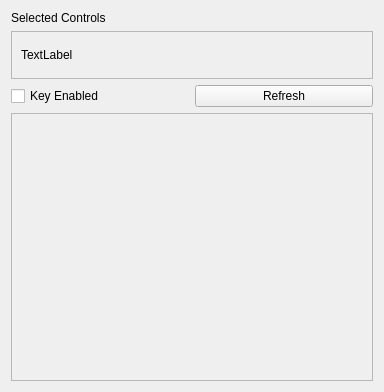
Qt form ILLMayaSpaceSwitcherManager.ui (ill/ILLMayaSpaceSwitcher) before a commit.
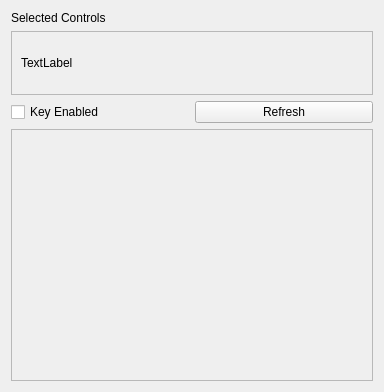
The same form after that commit.

Commit message: Adding the configuration screen.

```diff
--- a/ILLMayaSpaceSwitcherManager.ui
+++ b/ILLMayaSpaceSwitcherManager.ui
@@ -26,7 +26,7 @@
      <property name="maximumSize">
       <size>
        <width>16777215</width>
-       <height>48</height>
+       <height>64</height>
       </size>
      </property>
      <property name="widgetResizable">
@@ -38,7 +38,7 @@
         <x>0</x>
         <y>0</y>
         <width>370</width>
-        <height>46</height>
+        <height>62</height>
        </rect>
       </property>
       <layout class="QVBoxLayout" name="verticalLayout_2">
@@ -82,7 +82,7 @@
         <x>0</x>
         <y>0</y>
         <width>370</width>
-        <height>286</height>
+        <height>270</height>
        </rect>
       </property>
       <layout class="QVBoxLayout" name="verticalLayout_3"/>
```
Left out of the diff: 4 changed lines with no effect on the pictures. The commit also changes 3 other files.
